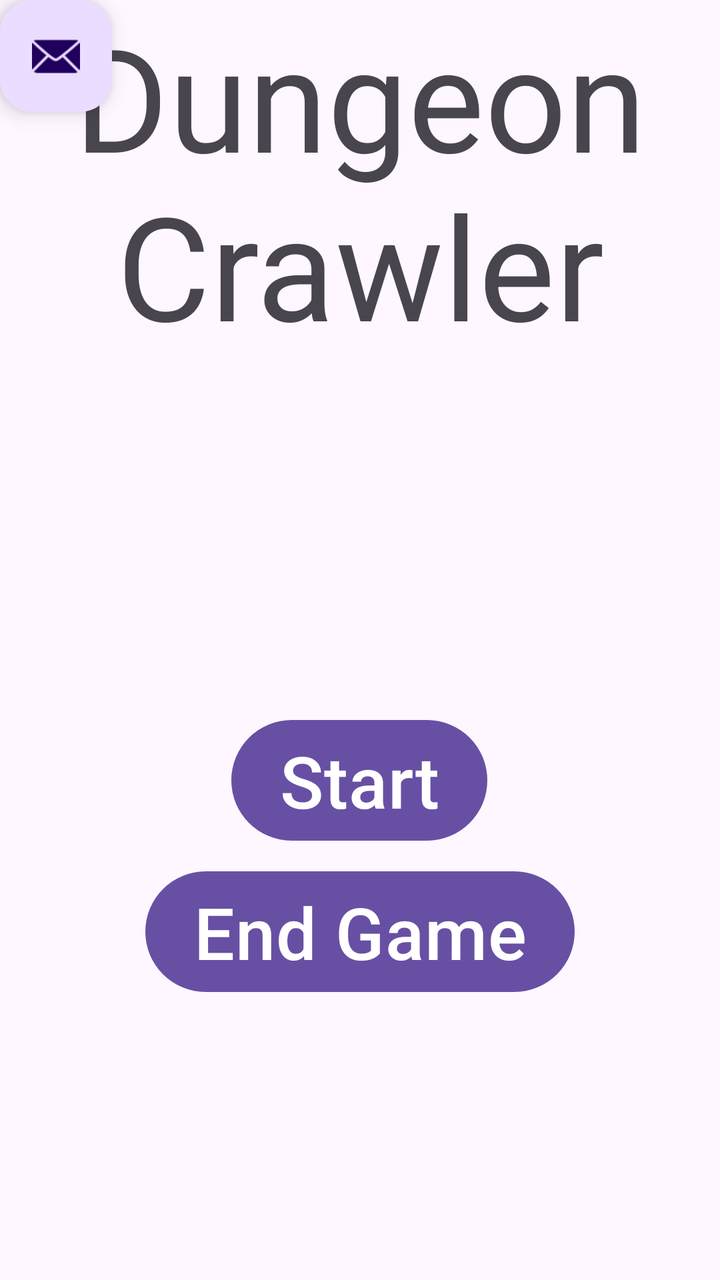
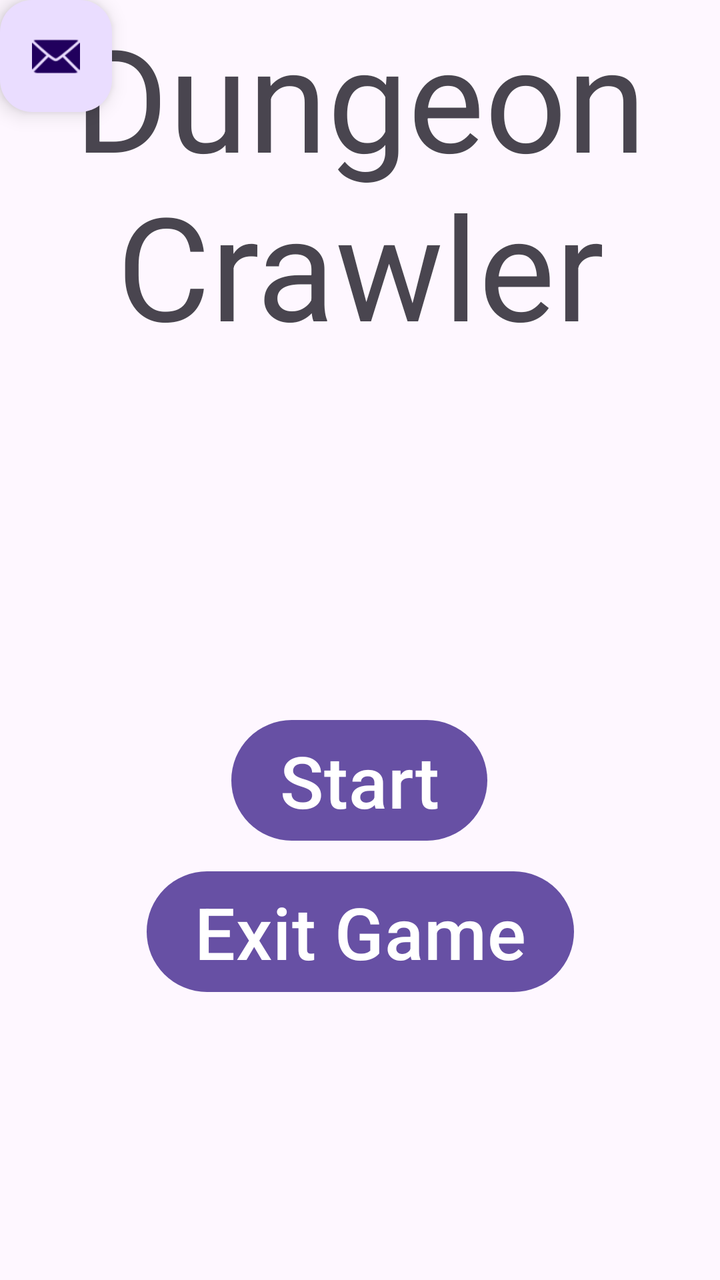

Before-and-after screenshots of an Android layout around one commit, followed by the original layout XML and the change that was made.
<!-- AndroidManifest.xml: activity theme Theme.CS2340C_Team28 -->
<!-- res/layout/activity_main.xml -->
<?xml version="1.0" encoding="utf-8"?>
<androidx.constraintlayout.widget.ConstraintLayout xmlns:android="http://schemas.android.com/apk/res/android"
    xmlns:app="http://schemas.android.com/apk/res-auto"
    xmlns:tools="http://schemas.android.com/tools"
    android:id="@+id/coordinatorLayout"
    android:layout_width="match_parent"
    android:layout_height="match_parent"
    android:fitsSystemWindows="true"
    tools:context=".views.MainActivity">

    <com.google.android.material.appbar.AppBarLayout
        android:id="@+id/appBarLayout"
        android:layout_width="wrap_content"
        android:layout_height="wrap_content"
        android:fitsSystemWindows="true"
        app:layout_constraintTop_toTopOf="parent"
        tools:layout_editor_absoluteX="160dp"
        tools:ignore="MissingConstraints">

        <com.google.android.material.appbar.MaterialToolbar
            android:id="@+id/toolbar"
            android:layout_width="wrap_content"
            android:layout_height="wrap_content" />

    </com.google.android.material.appbar.AppBarLayout>

    <com.google.android.material.floatingactionbutton.FloatingActionButton
        android:id="@+id/fab"
        android:layout_width="wrap_content"
        android:layout_height="wrap_content"
        app:srcCompat="@android:drawable/ic_dialog_email"
        tools:ignore="MissingConstraints"
        android:contentDescription="fab"/>

    <Button
        android:id="@+id/endButton"
        android:layout_width="wrap_content"
        android:layout_height="wrap_content"
        android:layout_marginBottom="140dp"
        android:text="End Game"
        android:textSize="36sp"
        app:layout_constraintBottom_toBottomOf="parent"
        app:layout_constraintEnd_toEndOf="parent"
        app:layout_constraintStart_toStartOf="parent" />

    <Button
        android:id="@+id/configButton"
        android:layout_width="wrap_content"
        android:layout_height="wrap_content"
        android:text="Start"
        android:textSize="36sp"
        app:layout_constraintBottom_toBottomOf="parent"
        app:layout_constraintEnd_toEndOf="parent"
        app:layout_constraintHorizontal_bias="0.498"
        app:layout_constraintStart_toStartOf="parent"
        app:layout_constraintTop_toTopOf="parent"
        app:layout_constraintVertical_bias="0.623" />

    <TextView
        android:id="@+id/title"
        android:layout_width="wrap_content"
        android:layout_height="wrap_content"
        android:text="Dungeon Crawler"
        android:textSize="72sp"
        android:gravity="center"
        app:layout_constraintEnd_toEndOf="parent"
        app:layout_constraintStart_toStartOf="parent"
        tools:ignore="MissingConstraints"
        tools:layout_editor_absoluteY="141dp" />



</androidx.constraintlayout.widget.ConstraintLayout>
<!-- resources referenced by this layout -->
<resources>
  <style name="Theme.CS2340C_Team28" parent="Theme.MaterialComponents.DayNight.DarkActionBar">
          
          <item name="colorPrimary">@color/purple_500</item>
          <item name="colorPrimaryVariant">@color/purple_700</item>
          <item name="colorOnPrimary">@color/white</item>
          
          <item name="colorSecondary">@color/teal_200</item>
          <item name="colorSecondaryVariant">@color/teal_700</item>
          <item name="colorOnSecondary">@color/black</item>
          
          <item name="android:statusBarColor">?attr/colorPrimaryVariant</item>
          
      </style>
  <color name="purple_500">#FF6200EE</color>
  <color name="purple_700">#FF3700B3</color>
  <color name="white">#FFFFFFFF</color>
  <color name="teal_200">#FF03DAC5</color>
  <color name="teal_700">#FF018786</color>
  <color name="black">#FF000000</color>
</resources>

<!-- the commit's change to res/layout/activity_main.xml (unified diff, before → after) -->
@@ -33,11 +33,11 @@
         android:contentDescription="fab"/>
 
     <Button
-        android:id="@+id/endButton"
+        android:id="@+id/exitButton"
         android:layout_width="wrap_content"
         android:layout_height="wrap_content"
         android:layout_marginBottom="140dp"
-        android:text="End Game"
+        android:text="Exit Game"
         android:textSize="36sp"
         app:layout_constraintBottom_toBottomOf="parent"
         app:layout_constraintEnd_toEndOf="parent"
